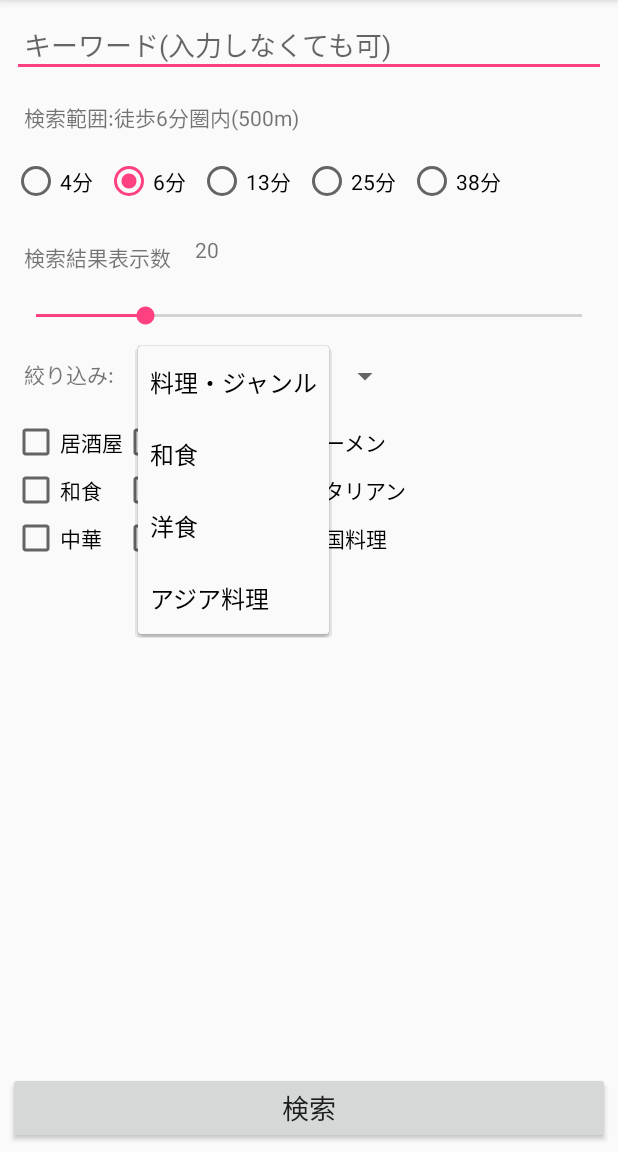
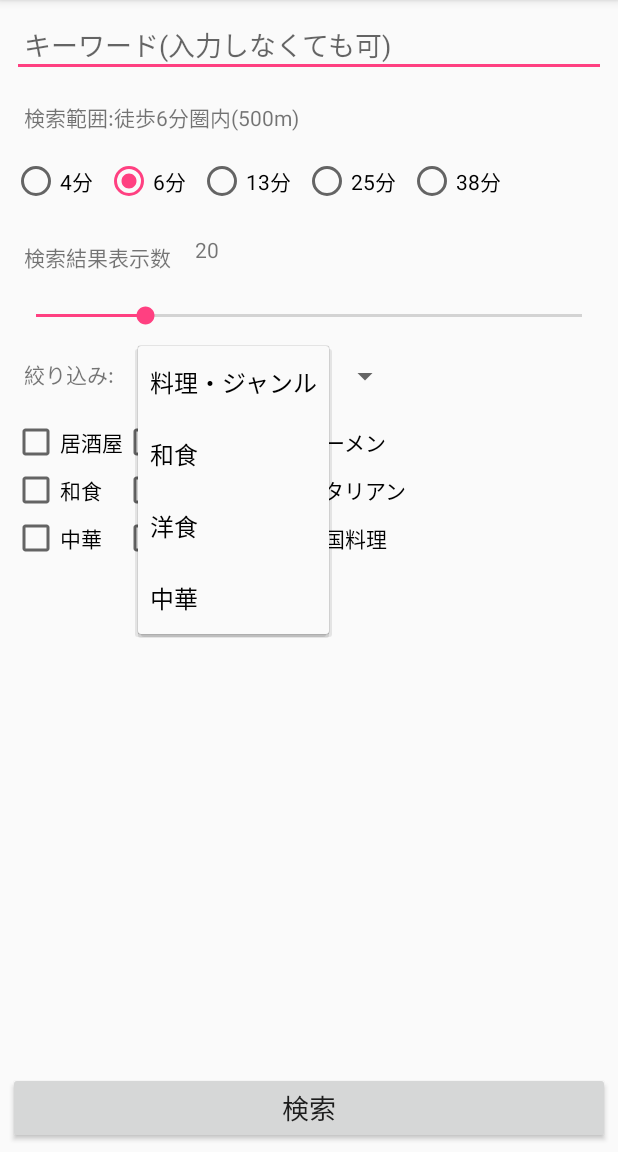
Before and after one commit to Yuki-Otk/H30Fenrir, an Android app: the screen it shows after launch (LocationActivity), after a tap on "料理・ジャンル", on a phone screen of 412 x 824 dp, the part 84-1236 px from its top. Run offline under Robolectric (Android 15) with nearby library versions, the phone set to English and light mode, and no system bars; pictures from the network do not load.

Commit message:
fix_シェアする際にバグがあったため修正

```diff
--- a/app/src/main/java/com/example/otkyu/h30fenrir/ShowDetailsActivity.java
+++ b/app/src/main/java/com/example/otkyu/h30fenrir/ShowDetailsActivity.java
@@ -124,9 +124,8 @@ public class ShowDetailsActivity extends AppCompatActivity {
         ShareCompat.IntentBuilder builder = ShareCompat.IntentBuilder.from(activity);
         builder.setChooserTitle(chooserTitle);
         builder.setSubject(subject);
-        builder.setText(text);
-        builder.setText(uri);
-        builder.setType("image/jpeg");
+        builder.setText(text+"\n"+uri);
+        builder.setType("text/plain");
         builder.startChooser();
     }
 
--- a/app/src/main/res/values/strings.xml
+++ b/app/src/main/res/values/strings.xml
@@ -42,7 +42,7 @@
         <item>料理・ジャンル</item>
         <item>和食</item>
         <item>洋食</item>
-        <item>アジア料理</item>
+        <item>中華</item>
     </string-array>
     <string-array name="listArray">
         <item>さらに絞り込み</item>
```
